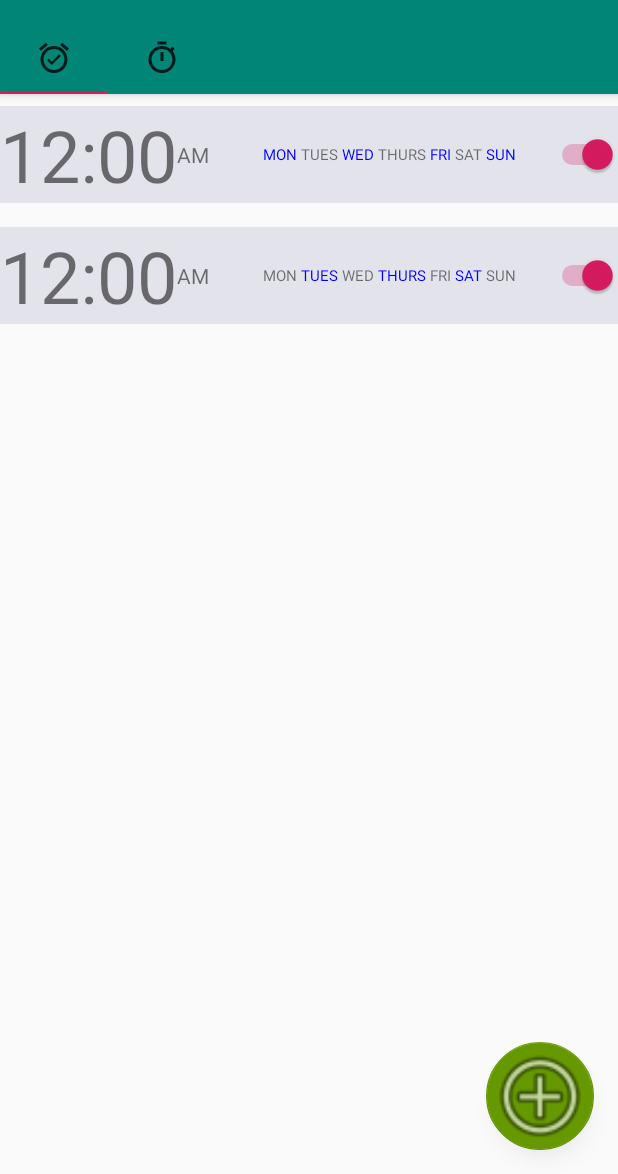
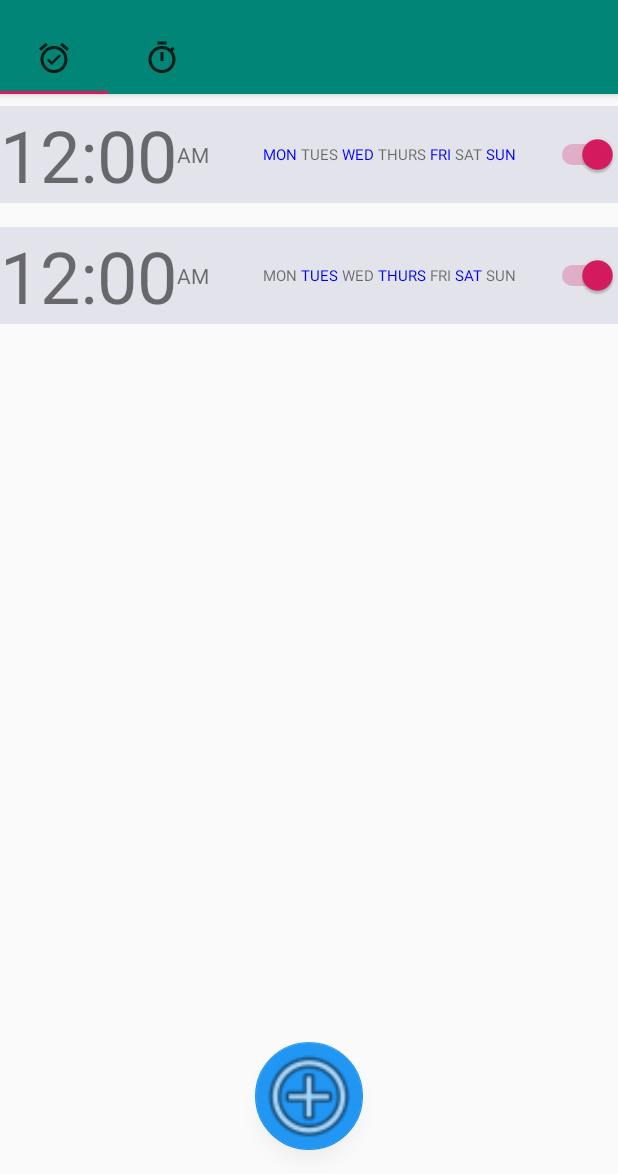
Before and after one commit to Unoooooo/prm391, an Android app: the screen it shows after launch (MainActivity), on a phone screen of 412 x 824 dp, the part 62-1236 px from its top. Run offline under Robolectric (Android 15) with nearby library versions, the phone set to English and light mode, and no system bars.

Commit message:
sua giao dien

```diff
--- a/CLOCKPROJECT/app/src/main/res/layout/activity_main.xml
+++ b/CLOCKPROJECT/app/src/main/res/layout/activity_main.xml
@@ -46,9 +46,9 @@
         android:id="@+id/fab"
         android:layout_width="72dp"
         android:layout_height="94dp"
-        android:layout_gravity="bottom|end"
+        android:layout_gravity="bottom|center"
         android:layout_margin="@dimen/fab_margin"
         android:foreground="@android:drawable/ic_menu_add"
-        app:backgroundTint="@android:color/holo_green_dark" />
+        app:backgroundTint="#2196f3" />
 
 </android.support.design.widget.CoordinatorLayout>
```
